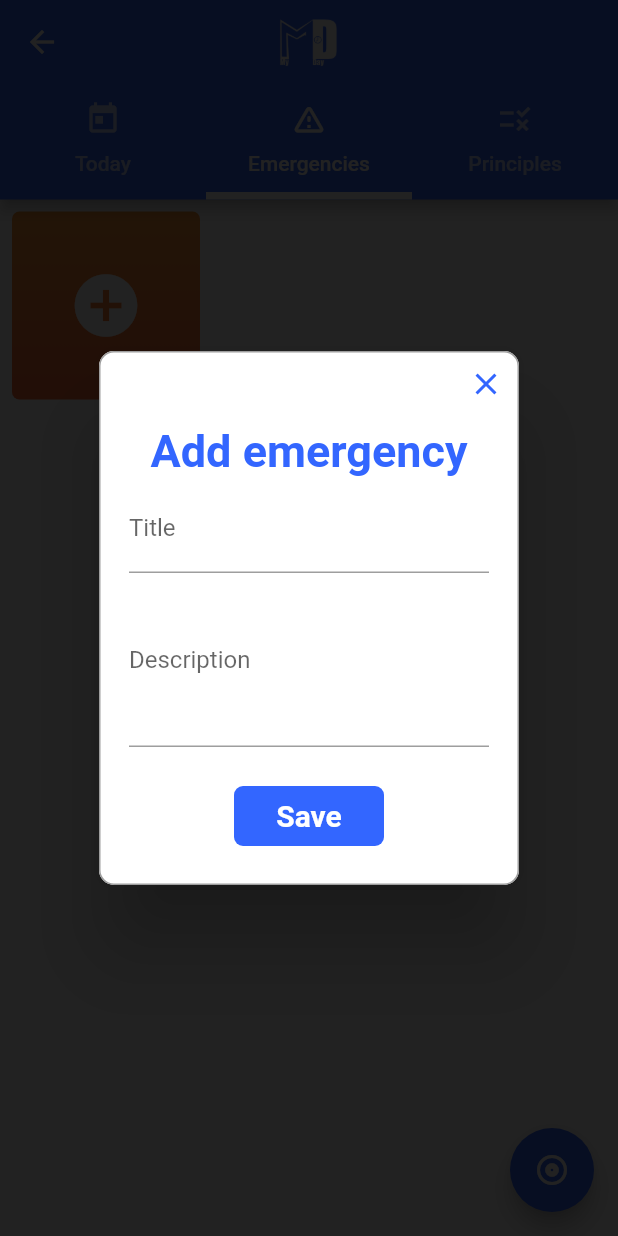
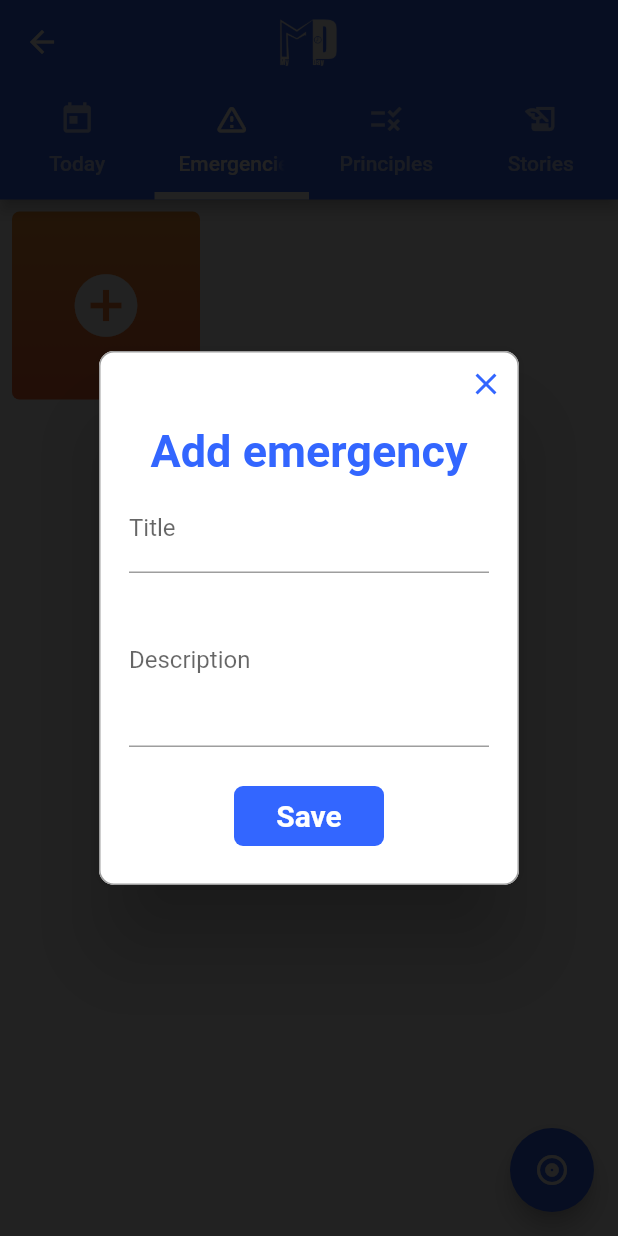
Before and after one commit to LFGaius/My-Day-App, a Flutter app: the HomePage screen opened directly, tab 2 chosen, after a tap on the "add circle" icon, on a phone screen of 412 x 824 dp. Run offline on Flutter 3.47's test engine with Material 2 defaults, Android fonts, the phone set to English and light mode, and no system bars; drawn by our look-alikes of rflutter_alert; our stand-ins replace dots_indicator, flutter_local_notifications, fluttertoast, sembast, shared_preferences, timelines and 1 more; missing offline and left inert: fitted_text_field_container, pedantic; accounts and stored records are empty; statements that could not run were skipped.

Commit message:
fix some UI issues

```diff
--- a/lib/models/emergency.dart
+++ b/lib/models/emergency.dart
@@ -1,6 +1,7 @@
 class Emergency {
-  const Emergency(this.id,this.title,this.description);
+  const Emergency(this.id,this.title,this.description, this.isAccomplished);
   final int id;
   final String title;
   final String description;
+  final bool isAccomplished;
 }
--- a/lib/pages/home_page.dart
+++ b/lib/pages/home_page.dart
@@ -40,7 +40,7 @@ class _HomePageState extends State<HomePage> {
   @override
   Widget build(BuildContext context) {
     return DefaultTabController(
-      length: 3,
+      length: 4,
       child: Scaffold(
         key: scaffoldKey,
         appBar: AppBar(
@@ -61,6 +61,7 @@ class _HomePageState extends State<HomePage> {
               Tab(icon: Icon(Icons.today),text: 'Today',),
               Tab(icon: Icon(Icons.warning_amber_rounded),text: 'Emergencies'),
               Tab(icon: Icon(Icons.rule),text: 'Principles'),
+              Tab(icon: Icon(Icons.history_edu_sharp),text: 'Stories'),
             ],
           ),
         ),
@@ -69,6 +70,7 @@ class _HomePageState extends State<HomePage> {
           children: [
             TabBarViewTimeline(database: widget.database),
             TabBarViewEmergencies(database: widget.database),
+            TabBarViewPrinciples(database: widget.database),
             TabBarViewPrinciples(database: widget.database),
           ],
         ),
--- a/lib/widgets/card_action_list.dart
+++ b/lib/widgets/card_action_list.dart
@@ -151,7 +151,7 @@ class CardActionList extends StatelessWidget {
               ),
             ),
           ),
-          GestureDetector(
+          if(variant!='principle')  GestureDetector(
               onTap: onSwitchAccomplished,
               child: Container(
                 padding: EdgeInsets.all(4),
--- a/lib/widgets/tab_bar_view_emergencies.dart
+++ b/lib/widgets/tab_bar_view_emergencies.dart
@@ -43,7 +43,8 @@ class _TabBarViewEmergenciesState extends State<TabBarViewEmergencies> {
             var emer = new Emergency(
                 snapshot.key,
                 snapshot.value['title'],
-                snapshot.value['description']);
+                snapshot.value['description'],
+                snapshot.value['isAccomplished']);
             return emer;
           }).toList();
         });
@@ -74,7 +75,8 @@ class _TabBarViewEmergenciesState extends State<TabBarViewEmergencies> {
             onTap: ()=>_onAlertWithCustomContentPressed(context,'create',emergency:new Emergency(
                 null,
                 '',
-                ''
+                '',
+                false
             )),
             child: Container(
               decoration: BoxDecoration(
@@ -118,9 +120,19 @@ class _TabBarViewEmergenciesState extends State<TabBarViewEmergencies> {
                       var store = intMapStoreFactory.store('emergencies');
                       await store.record(emergencies[index-1].id).delete(widget.database);
                     },
+                    onSwitchAccomplished: () async{
+                      print('isAccomplished ${emergencies[index-1].isAccomplished}');
+                      var store = intMapStoreFactory.store('emergencies');
+                      await widget.database.transaction((txn) async {
+                        await store.record(emergencies[index-1].id).update(txn, {
+                          'isAccomplished': !emergencies[index-1].isAccomplished
+                        });
+                      });
+                    },
                     onView: () {
                       _onAlertWithCustomContentPressed(context,'view',emergency: emergencies[index-1]);
                     },
+                    isAccomplished: emergencies[index-1].isAccomplished
                   ),
                   Expanded(
                     child: Column(
@@ -222,7 +234,8 @@ class _TabBarViewEmergenciesState extends State<TabBarViewEmergencies> {
               await saveEmergency(new Emergency(
                   emergency?.id,
                   titleController.text,
-                  descriptionController.text
+                  descriptionController.text,
+                  emergency.isAccomplished
               )),
               Navigator.pop(context)
             },
@@ -244,7 +257,8 @@ class _TabBarViewEmergenciesState extends State<TabBarViewEmergencies> {
         print('ttt ${emergency.id}');
         await store.add(txn, {
           'title': emergency.title,
-          'description': emergency.description
+          'description': emergency.description,
+          'isAccomplished':false
         });
       });
     else
@@ -253,7 +267,8 @@ class _TabBarViewEmergenciesState extends State<TabBarViewEmergencies> {
         print('ttt ${emergency.id}');
         await store.record(emergency.id).update(txn, {
           'title': emergency.title,
-          'description': emergency.description
+          'description': emergency.description,
+          'isAccomplished':emergency.isAccomplished
         });
       });
   }
--- a/lib/widgets/tab_bar_view_principles.dart
+++ b/lib/widgets/tab_bar_view_principles.dart
@@ -122,6 +122,7 @@ class _TabBarViewPrinciplesState extends State<TabBarViewPrinciples> {
                     onView: () {
                       _onAlertWithCustomContentPressed(context,'view',principle: principles[index-1]);
                     },
+                    variant: 'principle',
                   ),
                   Expanded(
                     child: Column(
--- a/lib/widgets/tab_bar_view_timeline.dart
+++ b/lib/widgets/tab_bar_view_timeline.dart
@@ -190,15 +190,16 @@ class _TabBarViewTimelineState extends State<TabBarViewTimeline> {
                         Icon(
                           Icons.access_time_sharp,
                           size: 12,
-                          color: Colors.black87,
+                          color: Colors.black.withOpacity(0.7),
                         ),
+                        SizedBox(width:3),
                         Text(
                           activities[index].duration,
                           overflow: TextOverflow.ellipsis,
                           style: TextStyle(
                             fontSize: 12,
                             fontWeight: FontWeight.bold,
-                            color: Colors.black87
+                            color: Colors.black.withOpacity(0.7)
                           ),
                         ),
                       ],
```
Lines whose indentation alone changed are shown as unchanged.
